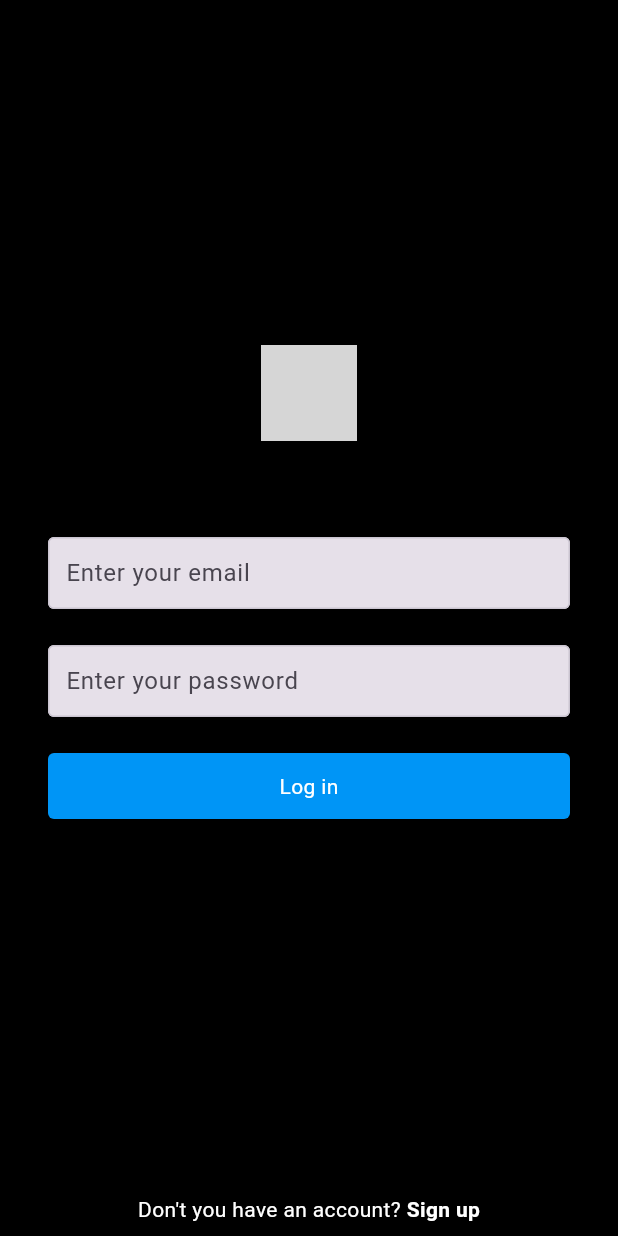
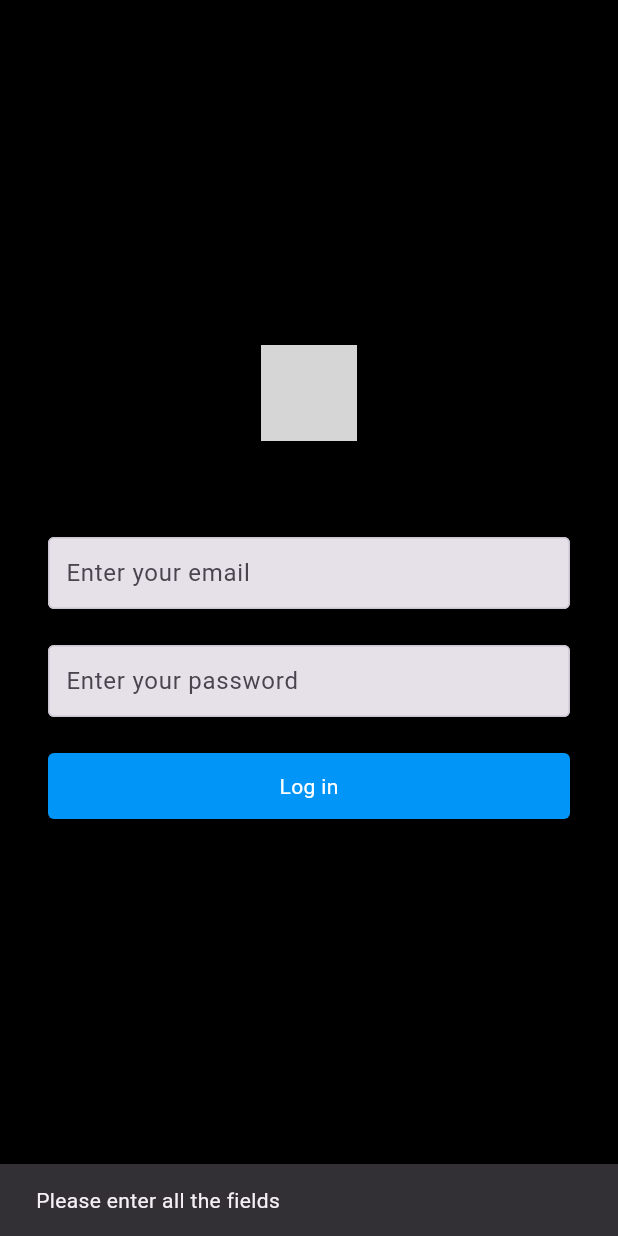
Before and after one commit to liviaxavier/social-network, a Flutter app: the LoginScreen screen opened directly, after a tap on "Log in", on a phone screen of 412 x 824 dp. Run offline on Flutter 3.47's test engine with Material 3 defaults, Android fonts, the phone set to English and light mode, and no system bars; our stand-ins replace cloud_firestore, firebase_auth, firebase_core, firebase_storage, flutter_svg, image_picker; accounts and stored records are empty; grey boxes are pictures that could not be loaded.

Commit message:
feat: connect authentication to login screen

```diff
--- a/lib/main.dart
+++ b/lib/main.dart
@@ -1,10 +1,10 @@
 import 'package:firebase_core/firebase_core.dart';
 import 'package:flutter/foundation.dart';
 import 'package:flutter/material.dart';
-import 'package:instagram_clone/responsive/mobile_screen_layout.dart';
-import 'package:instagram_clone/responsive/responsive_layout_screen.dart';
-import 'package:instagram_clone/responsive/web_screen_layout.dart';
-import 'package:instagram_clone/screens/signup_screen.dart';
+// import 'package:instagram_clone/responsive/mobile_screen_layout.dart';
+// import 'package:instagram_clone/responsive/responsive_layout_screen.dart';
+// import 'package:instagram_clone/responsive/web_screen_layout.dart';
+import 'package:instagram_clone/screens/login_screen.dart';
 
 void main() async {
   WidgetsFlutterBinding.ensureInitialized();
@@ -30,7 +30,7 @@
     return const MaterialApp(
       debugShowCheckedModeBanner: false,
       title: "Instagram Clone",
-      home: SignupScreen()//ResponsiveLayout(webScreenLayout: WebScreenLayout(), mobileScreenLayout: MobileScreenLayout())
+      home: LoginScreen()//ResponsiveLayout(webScreenLayout: WebScreenLayout(), mobileScreenLayout: MobileScreenLayout())
     );
   }
 }
--- a/lib/resources/auth_methods.dart
+++ b/lib/resources/auth_methods.dart
@@ -56,4 +56,24 @@
 
     return res;
   }
+
+  // loggin user
+  Future<String> loginUser({
+    required String email,
+    required String password
+  }) async {
+    String res = "Some error occurred";
+
+    try {
+      if(email.isNotEmpty && password.isNotEmpty){
+        await _auth.signInWithEmailAndPassword(email: email, password: password);
+        res = "success";
+      } else {
+        res = "Please enter all the fields";
+      }
+    } catch (e) {
+      res = e.toString();
+    }
+    return res;
+  }
 }
--- a/lib/screens/login_screen.dart
+++ b/lib/screens/login_screen.dart
@@ -1,6 +1,8 @@
 import 'package:flutter/material.dart';
 import 'package:flutter_svg/flutter_svg.dart';
+import 'package:instagram_clone/resources/auth_methods.dart';
 import 'package:instagram_clone/utils/colors.dart';
+import 'package:instagram_clone/utils/utils.dart';
 import 'package:instagram_clone/widgets/text_field_widget.dart';
 
 class LoginScreen extends StatefulWidget {
@@ -13,12 +15,28 @@
 class _LoginScreenState extends State<LoginScreen> {
   final TextEditingController _emailController = TextEditingController();
   final TextEditingController _passwordController = TextEditingController();
+  bool _isLoading = false;
 
   @override
   void dispose() {
     super.dispose();
     _emailController.dispose();
     _passwordController.dispose();
+  }
+
+  void loginUser() async {
+    setState(() {
+      _isLoading = true;
+    });
+    String res = await AuthMethods().loginUser(
+        email: _emailController.text, password: _passwordController.text);
+    if (res == "success") {
+    } else {
+      showSnackBar(res, context);
+    }
+    setState(() {
+      _isLoading = false;
+    });
   }
 
   @override
@@ -62,12 +80,17 @@
             ),
             // button for login
             InkWell(
-              onTap: () {},
+              onTap: loginUser,
               child: Container(
-                child: const Text(
-                  'Log in',
-                  style: TextStyle(color: Colors.white),
-                ),
+                child: _isLoading
+                    ? const Center(
+                        child: CircularProgressIndicator(
+                        color: Colors.white,
+                      ))
+                    : const Text(
+                        'Log in',
+                        style: TextStyle(color: Colors.white),
+                      ),
                 width: double.infinity,
                 alignment: Alignment.center,
                 padding: const EdgeInsets.symmetric(vertical: 12),
```
